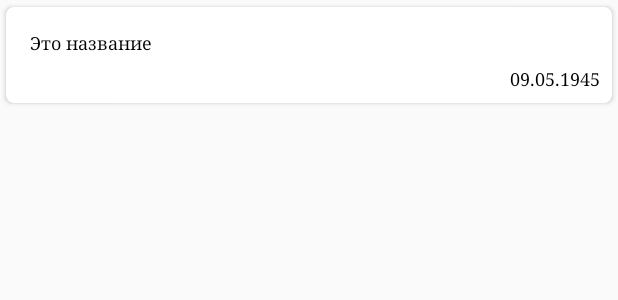
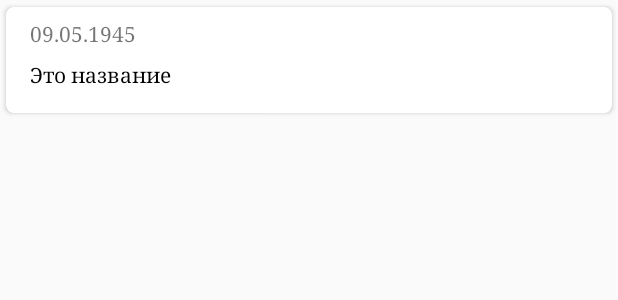
Before and after one commit to eldarovich99/TinkoffNewsFeed, an Android app: the layout news_item.xml on its own in the app's theme, with its tools: preview values and no code run, on a phone screen of 412 x 824 dp. Shown: the top 300 px of the screen. Run offline under Robolectric (Android 15) with nearby library versions, the phone set to English and light mode, and no system bars.

Commit message:
design improvements

```diff
--- a/app/src/main/res/layout/news_item.xml
+++ b/app/src/main/res/layout/news_item.xml
@@ -13,20 +13,19 @@
             android:orientation="vertical"
             android:layout_width="match_parent"
             android:layout_height="match_parent">
-
+        <TextView
+                tools:text="09.05.1945"
+                android:id="@+id/date_text_view"
+                style="@style/SubText"
+                android:layout_marginStart="8dp"
+                android:layout_width="wrap_content"
+                android:layout_height="wrap_content"/>
         <TextView
                 tools:text="Это название"
                 android:layout_margin="@dimen/margin_standart"
                 android:id="@+id/title_text_view"
                 android:layout_width="wrap_content"
-            style="@style/SubText"
-            android:layout_height="wrap_content"/>
-    <TextView
-            tools:text="09.05.1945"
-            android:layout_gravity="end"
-            android:id="@+id/date_text_view"
-            style="@style/SubText"
-            android:layout_width="wrap_content"
+                style="@style/MainText"
                 android:layout_height="wrap_content"/>
     </LinearLayout>
 </android.support.v7.widget.CardView>
--- a/app/src/main/res/layout/overview_fragment.xml
+++ b/app/src/main/res/layout/overview_fragment.xml
@@ -15,12 +15,12 @@
             android:layout_width="wrap_content"
             android:layout_height="wrap_content"
             android:layout_margin="8dp"
-            style="@style/MainText"
+            style="@style/SubText"
             tools:text="26.04.1986"/>
     <TextView
             android:id="@+id/title_text_view"
             tools:text="title"
-            style="@style/MainText"
+            style="@style/TitleText"
             android:layout_width="wrap_content"
             android:layout_height="wrap_content"
             android:layout_margin="8dp"/>
@@ -30,7 +30,7 @@
             android:layout_width="wrap_content"
             android:layout_height="wrap_content"
             android:layout_margin="8dp"
-            style="@style/SubText"/>
+            style="@style/MainText"/>
         </LinearLayout>
     </ScrollView>
 </LinearLayout>
--- a/app/src/main/res/values/styles.xml
+++ b/app/src/main/res/values/styles.xml
@@ -7,7 +7,7 @@
         <item name="colorPrimaryDark">@color/colorPrimaryDark</item>
         <item name="colorAccent">@color/colorAccent</item>
     </style>
-    <style name="MainText" parent="TextAppearance.AppCompat">
+    <style name="TitleText" parent="TextAppearance.AppCompat">
         <item name="android:textSize">20sp</item>
         <item name="android:textStyle">bold</item>
     </style>
@@ -18,8 +18,10 @@
         <item name="android:background">?attr/colorPrimary</item>
     </style>
     <style name="SubText">
-        <item name="android:textSize">12sp</item>
-        <item name="android:textColor">@android:color/black</item>
+        <item name="android:textSize">14sp</item>
         <item name="android:fontFamily">serif</item>
     </style>
+    <style name="MainText" parent="SubText">
+        <item name="android:textColor">@android:color/black</item>
+    </style>
 </resources>
```
Lines whose indentation alone changed are shown as unchanged.
